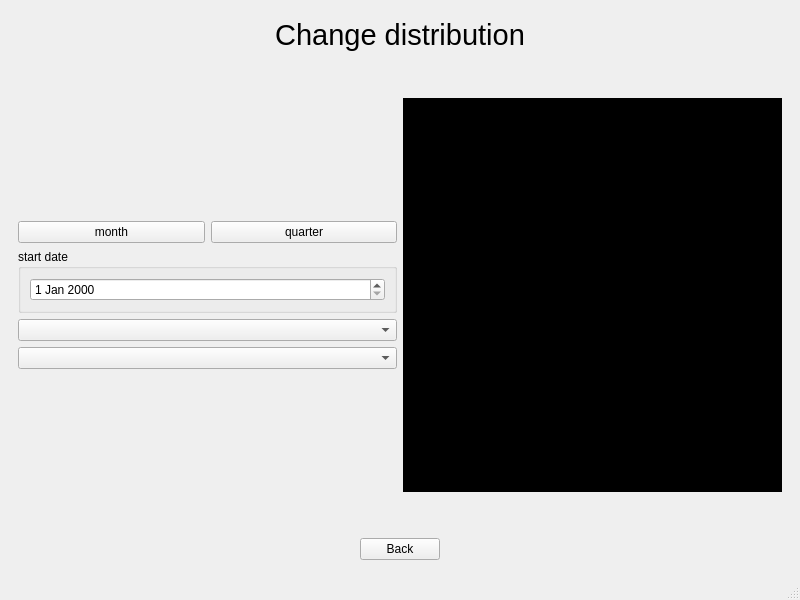
Qt form app/app_ui.ui (IIS-ZPI/ZPI2023_IO1_MVP) before a commit.
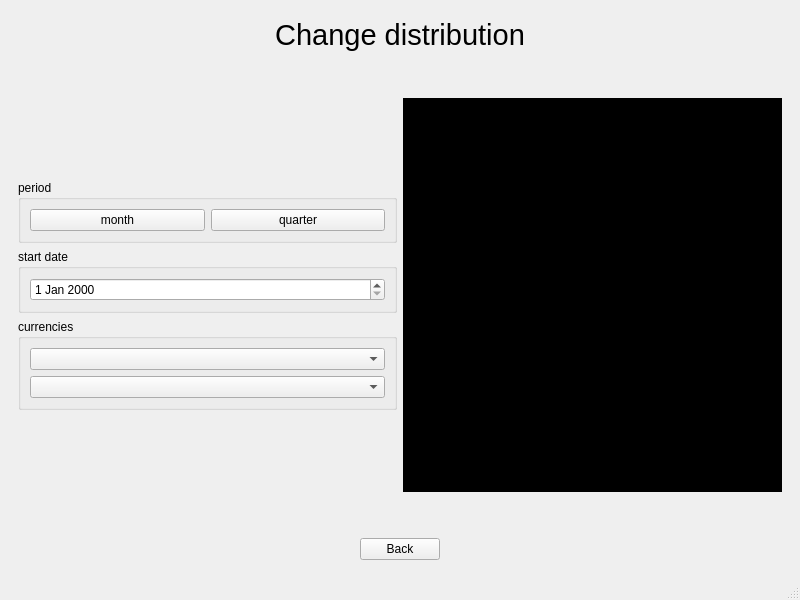
The same form after that commit. The open tabs and pages were chosen to show the change.

```diff
--- a/app/app_ui.ui
+++ b/app/app_ui.ui
@@ -196,33 +196,7 @@
          </layout>
         </item>
         <item row="1" column="0">
-         <layout class="QGridLayout" name="gridLayout_3" rowstretch="0,0,0,0,0,0,0">
-          <item row="0" column="0" colspan="2">
-           <spacer name="verticalSpacer">
-            <property name="orientation">
-             <enum>Qt::Orientation::Vertical</enum>
-            </property>
-            <property name="sizeHint" stdset="0">
-             <size>
-              <width>20</width>
-              <height>40</height>
-             </size>
-            </property>
-           </spacer>
-          </item>
-          <item row="6" column="0" colspan="2">
-           <spacer name="verticalSpacer_2">
-            <property name="orientation">
-             <enum>Qt::Orientation::Vertical</enum>
-            </property>
-            <property name="sizeHint" stdset="0">
-             <size>
-              <width>20</width>
-              <height>40</height>
-             </size>
-            </property>
-           </spacer>
-          </item>
+         <layout class="QGridLayout" name="gridLayout_3" rowstretch="0,0,0,0,0,0">
           <item row="2" column="0" colspan="2">
            <widget class="QGroupBox" name="groupBox">
             <property name="title">
@@ -238,25 +212,69 @@
             </layout>
            </widget>
           </item>
-          <item row="1" column="0">
-           <widget class="QPushButton" name="pushButtonMonth">
-            <property name="text">
-             <string>month</string>
-            </property>
-           </widget>
-          </item>
-          <item row="5" column="0" colspan="2">
-           <widget class="QComboBox" name="comboBoxDistribution2"/>
-          </item>
-          <item row="1" column="1">
-           <widget class="QPushButton" name="pushButtonQuarter">
-            <property name="text">
-             <string>quarter</string>
-            </property>
-           </widget>
-          </item>
           <item row="4" column="0" colspan="2">
-           <widget class="QComboBox" name="comboBoxDistribution1"/>
+           <widget class="QGroupBox" name="groupBox_3">
+            <property name="title">
+             <string>currencies</string>
+            </property>
+            <layout class="QVBoxLayout" name="verticalLayout_3">
+             <item>
+              <widget class="QComboBox" name="comboBoxDistribution1"/>
+             </item>
+             <item>
+              <widget class="QComboBox" name="comboBoxDistribution2"/>
+             </item>
+            </layout>
+           </widget>
+          </item>
+          <item row="0" column="0" colspan="2">
+           <spacer name="verticalSpacer">
+            <property name="orientation">
+             <enum>Qt::Orientation::Vertical</enum>
+            </property>
+            <property name="sizeHint" stdset="0">
+             <size>
+              <width>20</width>
+              <height>40</height>
+             </size>
+            </property>
+           </spacer>
+          </item>
+          <item row="5" column="0" colspan="2">
+           <spacer name="verticalSpacer_2">
+            <property name="orientation">
+             <enum>Qt::Orientation::Vertical</enum>
+            </property>
+            <property name="sizeHint" stdset="0">
+             <size>
+              <width>20</width>
+              <height>40</height>
+             </size>
+            </property>
+           </spacer>
+          </item>
+          <item row="1" column="0" colspan="2">
+           <widget class="QGroupBox" name="groupBox_2">
+            <property name="title">
+             <string>period</string>
+            </property>
+            <layout class="QHBoxLayout" name="horizontalLayout_3">
+             <item>
+              <widget class="QPushButton" name="pushButtonMonth">
+               <property name="text">
+                <string>month</string>
+               </property>
+              </widget>
+             </item>
+             <item>
+              <widget class="QPushButton" name="pushButtonQuarter">
+               <property name="text">
+                <string>quarter</string>
+               </property>
+              </widget>
+             </item>
+            </layout>
+           </widget>
           </item>
          </layout>
         </item>
```
Left out of the diff: 2 changed lines with no effect on the pictures.
